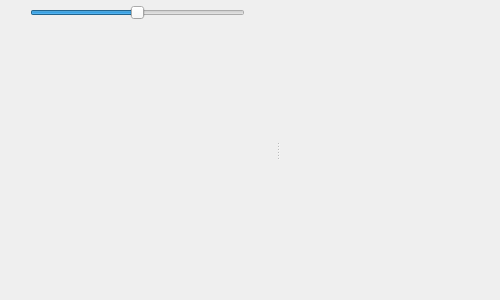
Above: LEO_sniffy/modules/scope/scopewindow.ui from jirik09/Sniffy before the change. Below: the same form after it.
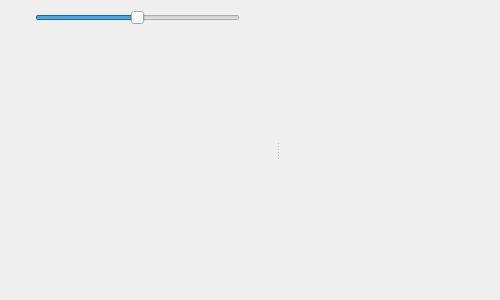
That is the form after the change.

```diff
--- a/LEO_sniffy/modules/scope/scopewindow.ui
+++ b/LEO_sniffy/modules/scope/scopewindow.ui
@@ -67,16 +67,16 @@
         <number>0</number>
        </property>
        <property name="leftMargin">
-        <number>0</number>
+        <number>5</number>
        </property>
        <property name="topMargin">
-        <number>0</number>
+        <number>5</number>
        </property>
        <property name="rightMargin">
-        <number>0</number>
+        <number>5</number>
        </property>
        <property name="bottomMargin">
-        <number>0</number>
+        <number>5</number>
        </property>
        <item>
         <widget class="QWidget" name="widget_top" native="true">
```
